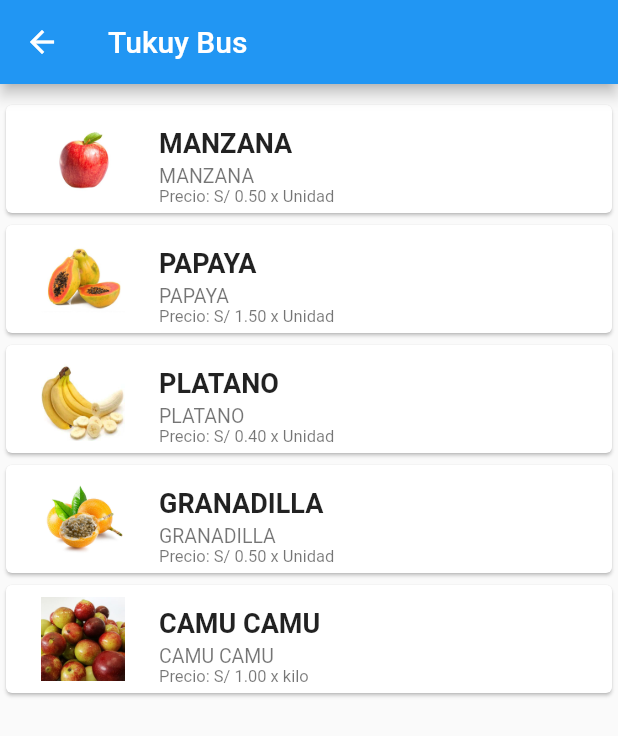
After one commit to marti1125/symbio_creation_passenger, a Flutter app: the ProductPage screen opened by its route, on a phone screen of 412 x 824 dp. The commit adds this screen. Shown: the top 736 px of the screen. Run offline on Flutter 3.47's test engine with Material 2 defaults, Android fonts, the phone set to English and light mode, and no system bars; our stand-ins replace google_maps_flutter.

Commit message:
se agrega la lista de productos

```diff
--- a/lib/app.dart
+++ b/lib/app.dart
@@ -1,6 +1,7 @@
 import 'package:flutter/material.dart';
 
 import 'home.dart';
+import 'product.dart';
 
 class PassengerApp extends StatelessWidget {
 
@@ -11,7 +12,8 @@ class PassengerApp extends StatelessWidget {
       home: HomePage(),
       initialRoute: '/home',
       routes: {
-        '/home' : (context) => HomePage(),
+        '/home'    : (context) => HomePage(),
+        '/product' : (context) => ProductPage(),
       },
       onGenerateRoute: _getRoute,
     );
--- a/lib/home.dart
+++ b/lib/home.dart
@@ -11,8 +11,6 @@ class _HomePageState extends State<HomePage> {
   GoogleMapController mapController;
 
   final LatLng _center = const LatLng(-8.3791500, -74.5538700);
-
-
 
   @override
   Widget build(BuildContext context) {
@@ -52,12 +50,21 @@ class _HomePageState extends State<HomePage> {
     controller.addMarker(
       MarkerOptions(
         position: _center,
-        infoWindowText: InfoWindowText('Invernadero 1', 'Productos agricolas'),
+        infoWindowText: InfoWindowText('Hacienda 1', 'Productos agricolas'),
         icon: BitmapDescriptor.fromAsset('assets/inver3.png', ),
         //icon: BitmapDescriptor.defaultMarker,
       ),
     );
 
+    controller.onMarkerTapped.add(_onMarkerTapped);
+
+  }
+
+  _onMarkerTapped(Marker marker) {
+    print(marker.options.infoWindowText.title);
+    print(marker.id);
+    print("moving... to another page");
+    Navigator.pushNamed(context, '/product');
   }
 
 }
--- /dev/null
+++ b/lib/model/product_model.dart
@@ -0,0 +1,24 @@
+class Product {
+
+  final String name;
+  final String image;
+  final String price;
+  final String stock;
+
+  Product({this.name,this.image,this.price,this.stock});
+
+  static List<Product> allProducts() {
+
+    var lstOfProducts = new List<Product>();
+
+    lstOfProducts.add(new Product(name:"MANZANA",image: "manzana.jpg",price: "S/ 0.50 x Unidad",stock: "20"));
+    lstOfProducts.add(new Product(name:"PAPAYA",image: "papaya.jpg",price: "S/ 1.50 x Unidad",stock: "8"));
+    lstOfProducts.add(new Product(name:"PLATANO",image: "platano.jpg",price: "S/ 0.40 x Unidad",stock: "25"));
+    lstOfProducts.add(new Product(name:"GRANADILLA",image: "granadilla.jpg",price: "S/ 0.50 x Unidad",stock: "20"));
+    lstOfProducts.add(new Product(name:"CAMU CAMU",image: "camu.jpg",price: "S/ 1.00 x kilo",stock: "15"));
+
+    return lstOfProducts;
+
+  }
+
+}
--- /dev/null
+++ b/lib/product.dart
@@ -0,0 +1,66 @@
+import 'package:flutter/material.dart';
+import 'model/product_model.dart';
+
+class ProductPage extends StatefulWidget {
+  @override
+  _ProductPageState createState() => _ProductPageState();
+}
+
+class _ProductPageState extends State<ProductPage> {
+
+  final List<Product> _allProduct = Product.allProducts();
+
+  @override
+  Widget build(BuildContext context) {
+    return Scaffold(
+        appBar: new AppBar(
+          title: new Text('Tukuy Bus'),
+        ),
+        body: new Padding(padding: EdgeInsets.fromLTRB(0.0, 10.0, 0.0, 0.0),
+        child: getProductBody(context),)
+    );
+  }
+
+  Widget _getItemUI(BuildContext context, int index) {
+    return new Card(
+        child: new Column(
+
+          children: <Widget>[
+            new ListTile(
+              leading: new Image.asset(
+                "assets/" + _allProduct[index].image,
+                fit: BoxFit.fitHeight,
+                width: 70.0,
+                //height: 80.0,
+              ),
+
+              title: new Text(
+                _allProduct[index].name,
+                style: new TextStyle(fontSize: 18.0, fontWeight: FontWeight.bold),
+              ),
+              subtitle: new Column(
+                  mainAxisAlignment: MainAxisAlignment.start,
+                  crossAxisAlignment: CrossAxisAlignment.start,
+                  children: <Widget>[
+                    new Text(_allProduct[index].name,
+                        style: new TextStyle(
+                            fontSize: 13.0, fontWeight: FontWeight.normal)),
+                    new Text('Precio: ${_allProduct[index].price}',
+                        style: new TextStyle(
+                            fontSize: 11.0, fontWeight: FontWeight.normal)),
+                  ]),
+
+            )
+          ],
+        ));
+  }
+
+  getProductBody(BuildContext context) {
+    return ListView.builder(
+      itemCount: _allProduct.length,
+      itemBuilder: _getItemUI,
+      padding: EdgeInsets.all(0.0),
+    );
+  }
+
+}
--- a/pubspec.yaml
+++ b/pubspec.yaml
@@ -72,3 +72,8 @@ flutter:
     - assets/inver.png
     - assets/inver2.png
     - assets/inver3.png
+    - assets/papaya.jpg
+    - assets/manzana.jpg
+    - assets/platano.jpg
+    - assets/granadilla.jpg
+    - assets/camu.jpg
```
Also changed, not shown: assets/camu.jpg (added), assets/granadilla.jpg (added), assets/manzana.jpg (added), assets/papaya.jpg (added), assets/platano.jpg (added), 3 other files.
